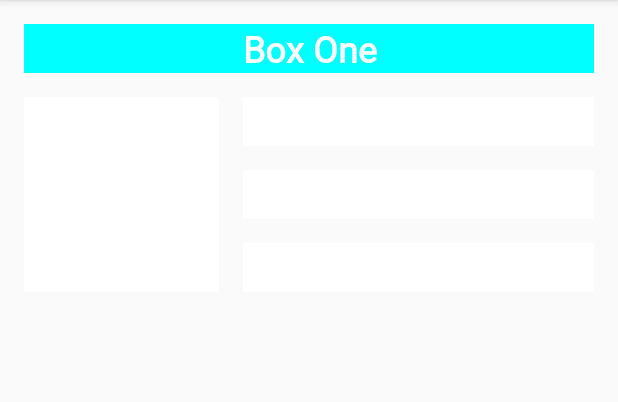
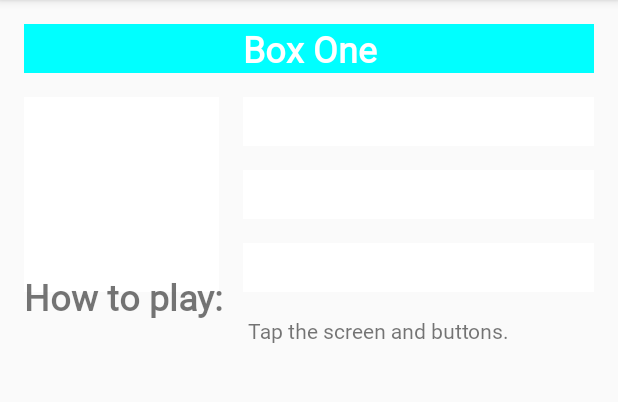
Before and after one commit to CodeLabsKotlin/ColorMyViews, an Android app: the screen it shows after launch (MainActivity), after a tap on "Box One", on a phone screen of 412 x 824 dp, the part 84-486 px from its top. Run offline under Robolectric (Android 15) with nearby library versions, the phone set to English and light mode, and no system bars.

```diff
--- a/app/src/main/res/layout/activity_main.xml
+++ b/app/src/main/res/layout/activity_main.xml
@@ -72,4 +72,35 @@
         app:layout_constraintStart_toEndOf="@+id/box_two_text"
         app:layout_constraintTop_toBottomOf="@+id/box_four_text" />
 
+    <TextView
+        android:id="@+id/label_text"
+        android:layout_width="wrap_content"
+        android:layout_height="wrap_content"
+        android:layout_marginStart="@dimen/margin_wide"
+        android:layout_marginBottom="16dp"
+        android:fontFamily="@font/roboto"
+        android:text="@string/how_to_play"
+        android:textSize="24sp"
+        android:textStyle="bold"
+        app:layout_constraintBottom_toBottomOf="@+id/info_text"
+        app:layout_constraintStart_toStartOf="parent" />
+
+    <TextView
+        android:id="@+id/info_text"
+        android:layout_width="0dp"
+        android:layout_height="wrap_content"
+        android:layout_marginStart="16dp"
+        android:layout_marginTop="16dp"
+        android:layout_marginEnd="16dp"
+        android:layout_marginBottom="16dp"
+        android:fontFamily="@font/roboto"
+        android:text="@string/tap_the_boxes_and_buttons"
+        app:layout_constraintBottom_toBottomOf="parent"
+        app:layout_constraintEnd_toEndOf="parent"
+        app:layout_constraintStart_toEndOf="@+id/label_text"
+        app:layout_constraintTop_toBottomOf="@+id/box_two_text"
+        app:layout_constraintHorizontal_bias="0.0"
+        app:layout_constraintVertical_bias="0.0"
+        />
+
 </android.support.constraint.ConstraintLayout>
--- a/app/src/main/res/values/strings.xml
+++ b/app/src/main/res/values/strings.xml
@@ -5,4 +5,6 @@
     <string name="box_three">Box Three</string>
     <string name="box_four">Box Four</string>
     <string name="box_five">Box Five</string>
+    <string name="how_to_play">How to play:</string>
+    <string name="tap_the_boxes_and_buttons">Tap the screen and buttons.</string>
 </resources>
```
